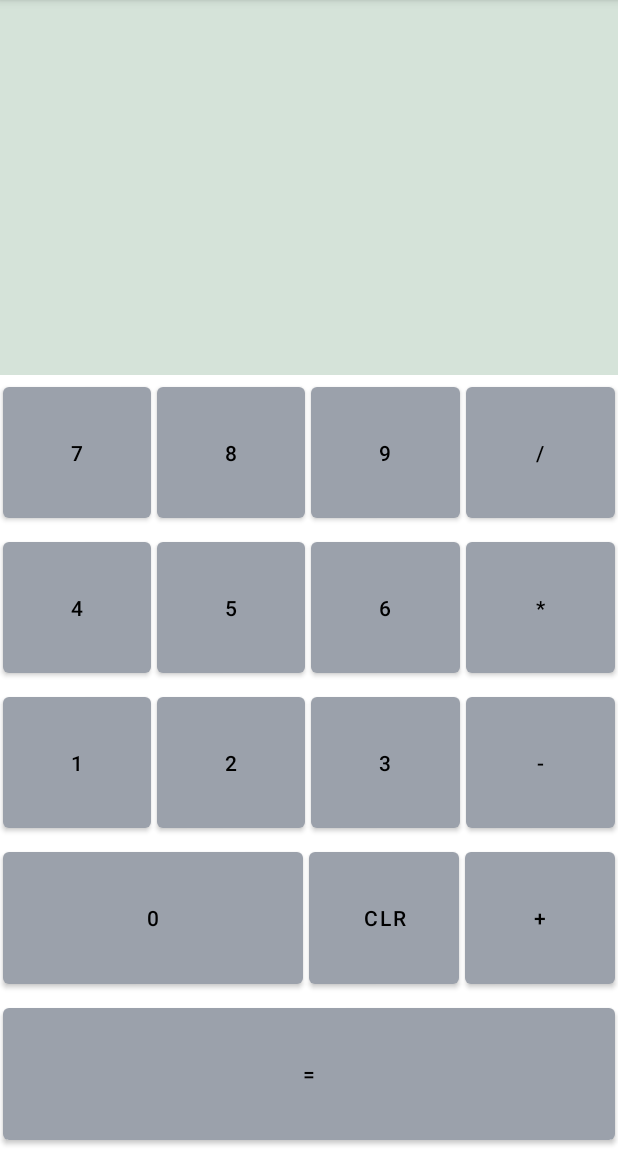
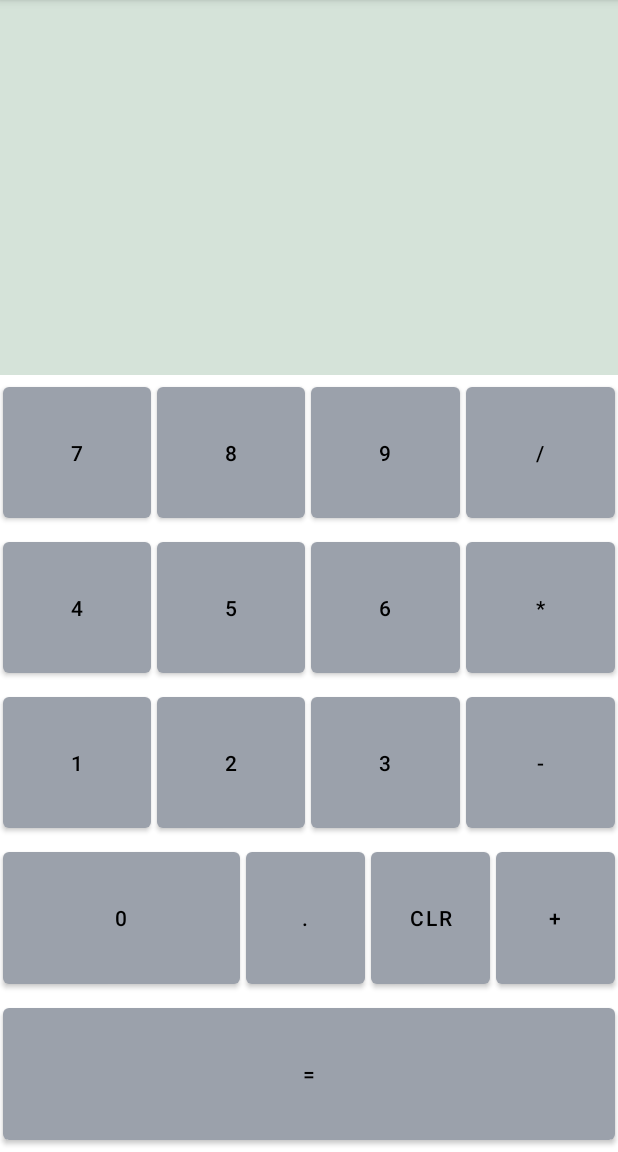
Before and after one commit to TaloHomes404/KalkulatorApp, an Android app: the screen it shows after launch (MainActivity), on a phone screen of 412 x 824 dp, the part 84-1236 px from its top. Run offline under Robolectric (Android 15) with nearby library versions, the phone set to English and light mode, and no system bars.

Commit message:
UI - dodanie przycisku z czescia dziesietna

```diff
--- a/app/src/main/res/layout/activity_main.xml
+++ b/app/src/main/res/layout/activity_main.xml
@@ -169,6 +169,15 @@
             android:layout_weight="2"
             android:text="0"
             android:textColor="@color/black"/>
+        <Button
+            android:id="@+id/buttonDot"
+            android:onClick="dodajCzescDziesietna"
+            android:layout_margin="2dp"
+            android:layout_width="0dp"
+            android:layout_height="match_parent"
+            android:layout_weight="1"
+            android:text="."
+            android:textColor="@color/black"/>
 
         <Button
             android:id="@+id/buttonCLR"
```
